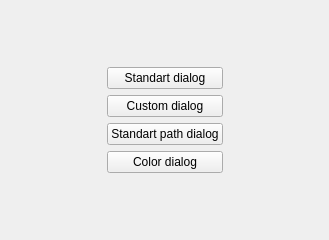
This is Qt-Widgets-Examples/QDialog-Example/src/view/ui/MainWindow.ui in STyulenev/Qt-CPP-Examples as Qt 5 draws it before an edit. The edited form follows.
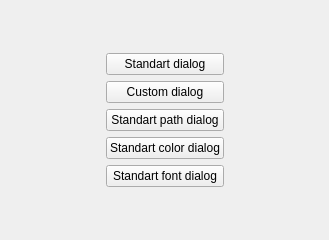
This is the edited form.

Commit message: Added QFontDialog example

```diff
--- a/Qt-Widgets-Examples/QDialog-Example/src/view/ui/MainWindow.ui
+++ b/Qt-Widgets-Examples/QDialog-Example/src/view/ui/MainWindow.ui
@@ -67,7 +67,14 @@
       <item>
        <widget class="QPushButton" name="standartColorDialogButton">
         <property name="text">
-         <string>Color dialog</string>
+         <string>Standart color dialog</string>
+        </property>
+       </widget>
+      </item>
+      <item>
+       <widget class="QPushButton" name="standartFontDialog">
+        <property name="text">
+         <string>Standart font dialog</string>
         </property>
        </widget>
       </item>
```
The commit also changes 2 other files.
